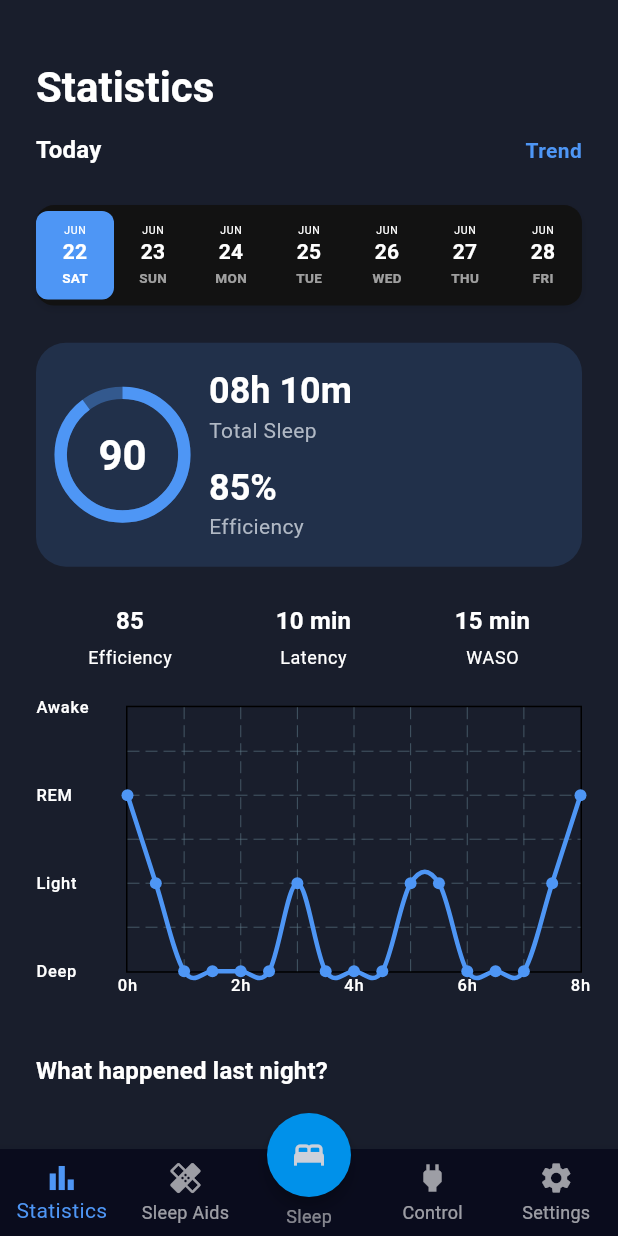
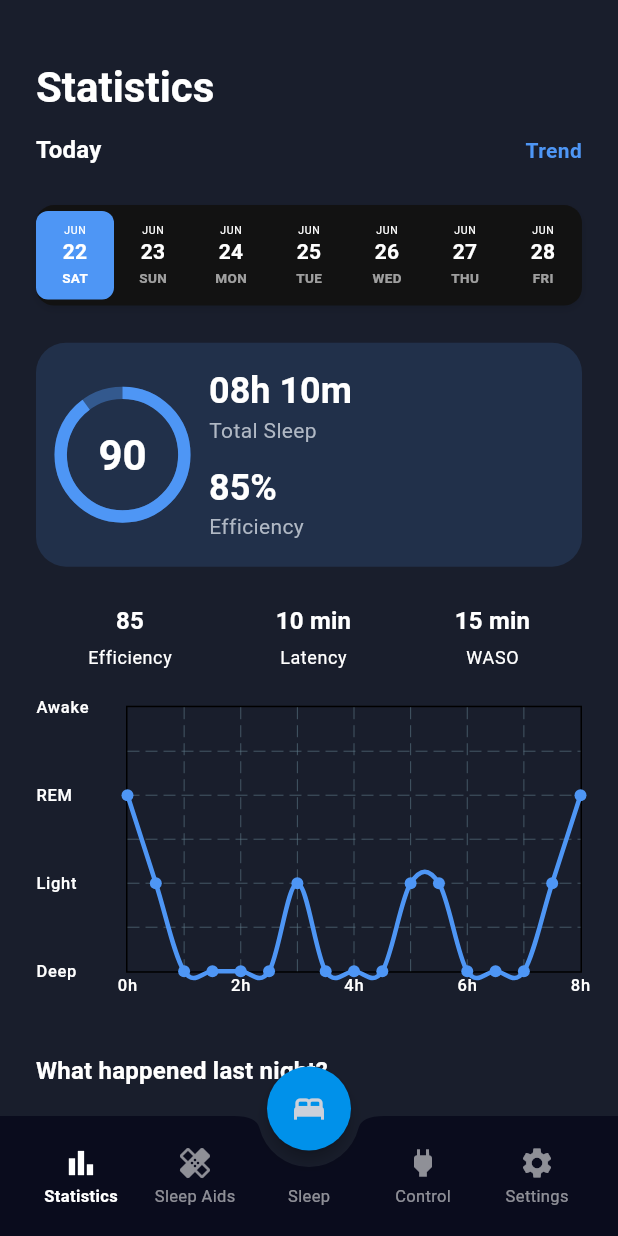
Before and after one commit to TracyHT/ease_sleep_optimization, a Flutter app: the NavigationWrapper screen opened by its route, on a phone screen of 412 x 824 dp. Run offline on Flutter 3.47's test engine with Material 3 defaults, Android fonts, the phone set to English and light mode, and no system bars; drawn by our look-alikes of fl_chart; our stand-ins replace firebase_auth, firebase_core, flutter_riverpod; accounts and stored records are empty.

Commit message:
update UI

```diff
--- a/lib/features/navigation_wrapper.dart
+++ b/lib/features/navigation_wrapper.dart
@@ -23,8 +23,24 @@ class NavigationWrapper extends ConsumerWidget {
     ];
 
     return Scaffold(
-      body: screens[index],
-      bottomNavigationBar: CustomBottomNavBar(),
-    );
+  body: screens[index],
+  bottomNavigationBar: const CustomBottomNavBar(),
+  floatingActionButtonLocation: FloatingActionButtonLocation.centerDocked,
+  floatingActionButton: Padding(
+    padding: const EdgeInsets.only(bottom: 10),
+    child: FloatingActionButton(
+      onPressed: () {
+        ref.read(bottomNavIndexProvider.notifier).state = 2;
+      },
+      shape: const CircleBorder(),
+      backgroundColor: Theme.of(context).colorScheme.secondary,
+      foregroundColor: Theme.of(context).colorScheme.onSecondary,
+      elevation: index == 2 ? 8 : 4,
+      child: const Icon(Icons.bed),
+    ),
+  ),
+);
+
+
   }
 }
--- a/lib/services/api_services.dart
+++ b/lib/services/api_services.dart
@@ -1,9 +1,12 @@
+import 'dart:io';
 import 'dart:convert';
 import 'package:http/http.dart' as http;
 import '../core/models/user.dart';
 
 class ApiService {
-  static const String baseUrl = 'http://10.0.2.2:3000/api';
+    static final String baseUrl = Platform.isAndroid
+      ? 'http://10.0.2.2:3000/api'
+      : 'http://192.168.1.103:3000/api';
 
   Future<AppUser?> getUser(String uid) async {
     final response = await http.get(Uri.parse('$baseUrl/users/$uid'));
--- a/lib/ui/widgets/custom_bottom_nav.dart
+++ b/lib/ui/widgets/custom_bottom_nav.dart
@@ -3,7 +3,6 @@ import 'package:flutter/material.dart';
 import 'package:flutter_riverpod/flutter_riverpod.dart';
 import '../../core/constants/app_strings.dart';
 import '../../core/providers/bottom_nav_provider.dart';
-import '../components/buttons/middle_fab_button.dart';
 
 class CustomBottomNavBar extends ConsumerWidget {
   const CustomBottomNavBar({super.key});
@@ -12,70 +11,61 @@ class CustomBottomNavBar extends ConsumerWidget {
   Widget build(BuildContext context, WidgetRef ref) {
     final currentIndex = ref.watch(bottomNavIndexProvider);
 
-    return SizedBox(
-      height: 90,
-      child: Stack(
-        alignment: Alignment.bottomCenter,
+    return BottomAppBar(
+      shape: const CircularNotchedRectangle(), // notch cho FAB
+      notchMargin: 6,
+      color: AppColors.neutral900,
+      child: SizedBox(
+        height: 60,
+        child: Row(
+          mainAxisAlignment: MainAxisAlignment.spaceAround,
           children: [
-          Theme(
-            data: Theme.of(context).copyWith(
-              splashColor: Colors.transparent,
-              highlightColor: Colors.transparent,
+            _buildNavItem(Icons.bar_chart, AppTexts.statistics, 0, currentIndex, ref),
+            _buildNavItem(Icons.healing, AppTexts.sleepAids, 1, currentIndex, ref),
+            _buildNavItem(Icons.bed, AppTexts.sleep, 2, currentIndex, ref, hideIcon: true),
+            _buildNavItem(Icons.power, AppTexts.control, 3, currentIndex, ref),
+            _buildNavItem(Icons.settings, AppTexts.settings, 4, currentIndex, ref),
+          ],
         ),
-            child: BottomNavigationBar(
-              type: BottomNavigationBarType.fixed,
-              currentIndex: currentIndex,
-              backgroundColor: AppColors.neutral900,
-              selectedItemColor: Theme.of(context).colorScheme.primary,
-              unselectedItemColor: Theme.of(
-                context,
-              ).colorScheme.onBackground.withOpacity(0.6),
-              selectedIconTheme: IconThemeData(
-                color: Theme.of(context).colorScheme.primary,
       ),
-              unselectedIconTheme: IconThemeData(
-                color: Theme.of(
-                  context,
-                ).colorScheme.onBackground.withOpacity(0.6),
-              ),
-              onTap: (index) {
-                if (index == 2) return;
+    );
+  }
+
+  Widget _buildNavItem(
+    IconData icon,
+    String label,
+    int index,
+    int currentIndex,
+    WidgetRef ref, {
+    bool hideIcon = false,
+  }) {
+    final isSelected = index == currentIndex;
+
+    return Expanded(
+      child: GestureDetector(
+        onTap: () {
           ref.read(bottomNavIndexProvider.notifier).state = index;
         },
-              items: const [
-                BottomNavigationBarItem(
-                  icon: Icon(Icons.bar_chart),
-                  label: AppTexts.statistics,
+        behavior: HitTestBehavior.translucent,
+        child: Column(
+          mainAxisSize: MainAxisSize.min,
+          mainAxisAlignment: MainAxisAlignment.center,
+          children: [
+            hideIcon
+                ? const SizedBox(height: 24) // để label Sleep thẳng hàng
+                : Icon(icon, color: isSelected ? Colors.white : Colors.white54),
+            const SizedBox(height: 2),
+            Text(
+              label,
+              style: TextStyle(
+                color: isSelected ? Colors.white : Colors.white54,
+                fontSize: 11,
+                fontWeight: isSelected ? FontWeight.bold : FontWeight.normal,
               ),
-                BottomNavigationBarItem(
-                  icon: Icon(Icons.healing),
-                  label: AppTexts.sleepAids,
-                ),
-                BottomNavigationBarItem(icon: SizedBox.shrink(), label: ''),
-                BottomNavigationBarItem(
-                  icon: Icon(Icons.power),
-                  label: AppTexts.control,
-                ),
-                BottomNavigationBarItem(
-                  icon: Icon(Icons.settings),
-                  label: AppTexts.settings,
             ),
           ],
         ),
       ),
-
-          // FAB + Sleep label custom
-          Positioned(
-            bottom: 5,
-            child: MiddleFABButton(
-              isSelected: currentIndex == 2,
-              onTap: () {
-                ref.read(bottomNavIndexProvider.notifier).state = 2;
-              },
-            ),
-          ),
-        ],
-      ),
     );
   }
 }
--- a/pubspec.yaml
+++ b/pubspec.yaml
@@ -34,6 +34,7 @@ dependencies:
   pie_chart: ^5.4.0
   http: ^1.2.1
   fl_chart: ^1.0.0
+  flutter_dotenv: ^5.1.0
 
   # The following adds the Cupertino Icons font to your application.
   # Use with the CupertinoIcons class for iOS style icons.
```
Also changed, not shown: pubspec.lock, 11 other files. Lines whose indentation alone changed are shown as unchanged.
